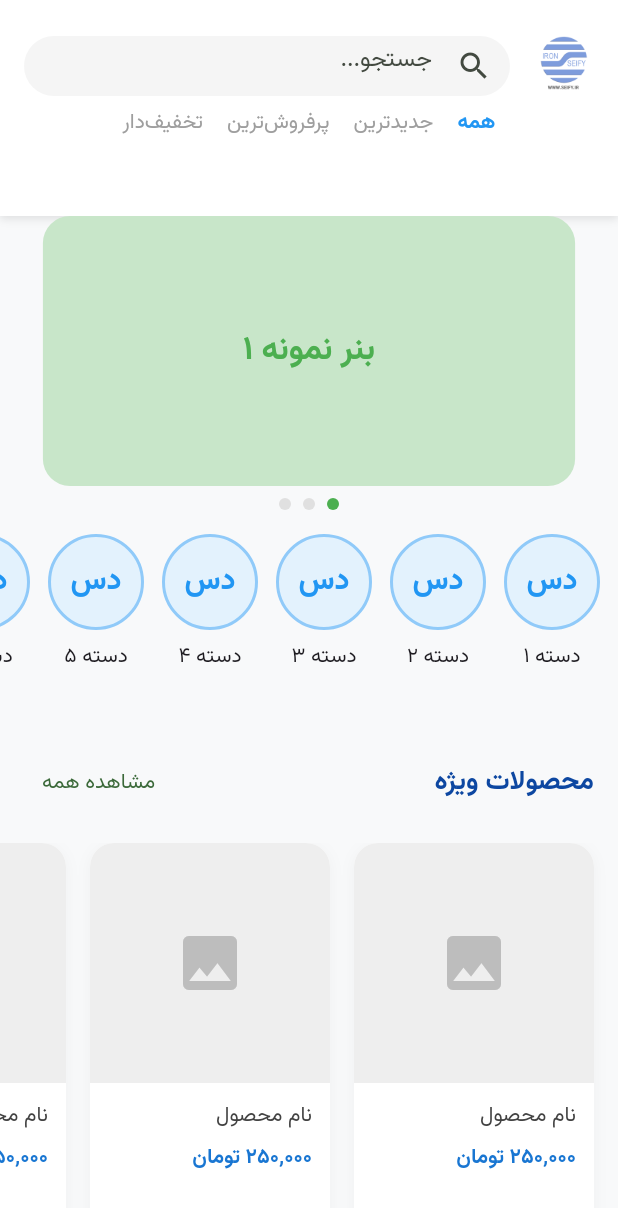
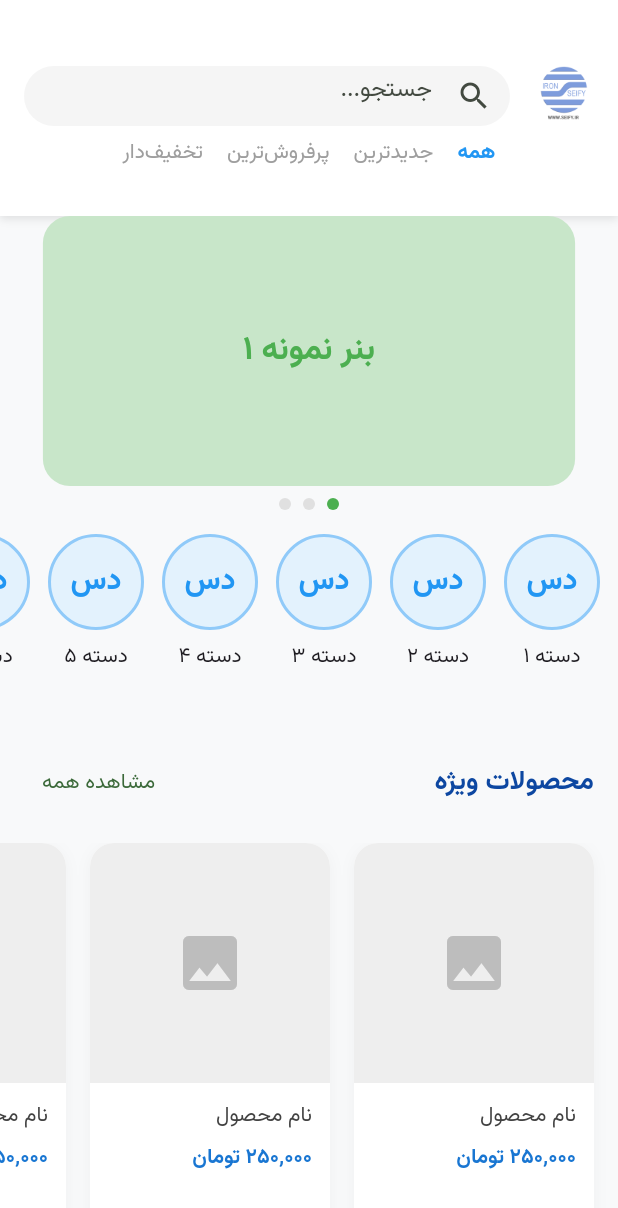
Before and after one commit to Behcoder/android_app, a Flutter app: the screen it shows after launch, on a phone screen of 412 x 824 dp. Shown: the top 1208 px of the screen. Run offline on Flutter 3.47's test engine with Material 3 defaults, Android fonts, the phone set to English and light mode, and no system bars; drawn by our look-alikes of carousel_slider; our stand-ins replace google_fonts.

Commit message:
fix: adjust header position relative to status bar

```diff
--- a/lib/main.dart
+++ b/lib/main.dart
@@ -110,7 +110,8 @@ class CustomHeader extends StatelessWidget {
           ),
         ],
       ),
-      child: SafeArea(
+      child: Padding(
+        padding: const EdgeInsets.only(top: 20.0),
         child: Padding(
           padding: const EdgeInsets.symmetric(horizontal: 16.0),
           child: Column(
--- a/pubspec.yaml
+++ b/pubspec.yaml
@@ -16,7 +16,7 @@ publish_to: 'none' # Remove this line if you wish to publish to pub.dev
 # https://developer.apple.com/library/archive/documentation/General/Reference/InfoPlistKeyReference/Articles/CoreFoundationKeys.html
 # In Windows, build-name is used as the major, minor, and patch parts
 # of the product and file versions while build-number is used as the build suffix.
-version: 1.1.5+6
+version: 1.1.6+7
 
 environment:
   sdk: ^3.8.0
```
Also changed, not shown: 1 other file.
